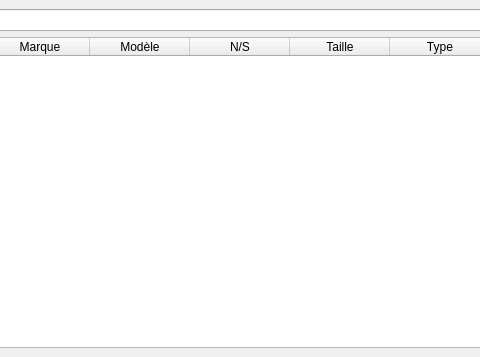
This is sploks/views/item_list.ui in LPOdev/Sploks as Qt 5 draws it before an edit; both pictures show x 220 to 700 and y 0 to 357 of the 820 by 357 pixel window. The edited form follows.
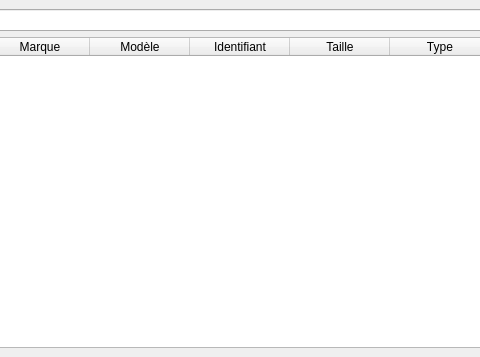
This is the edited form.

Commit message: T34 Remplacer nb série par identifiant

Patch:
```diff
--- a/sploks/views/item_list.ui
+++ b/sploks/views/item_list.ui
@@ -68,7 +68,7 @@
       </column>
       <column>
        <property name="text">
-        <string>N/S</string>
+        <string>Identifiant</string>
        </property>
       </column>
       <column>
```
The commit also changes 3 other files.
